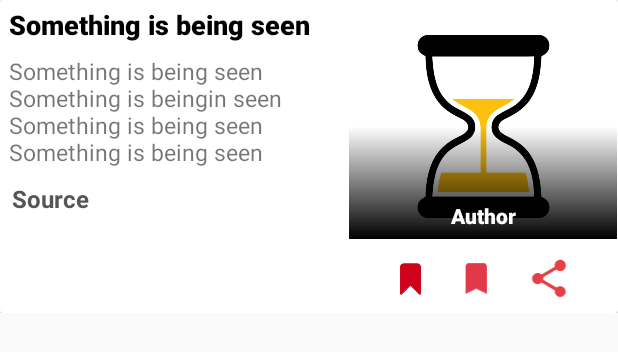
After one commit to Kushal-Gera/NewsHunter, an Android app: the layout news_list_2.xml on its own in the app's theme, with its tools: preview values and no code run, on a phone screen of 412 x 824 dp. The commit adds this screen. Shown: the top 352 px of the screen. Run offline under Robolectric (Android 15) with nearby library versions, the phone set to English and light mode, and no system bars; network calls fail.

Commit message:
small adapter added

```diff
--- a/app/src/main/java/kushal/application/newshunter/MainActivity.java
+++ b/app/src/main/java/kushal/application/newshunter/MainActivity.java
@@ -102,6 +102,7 @@ public class MainActivity extends AppCompatActivity {
 
     boolean target = false;
     boolean IN_SEQUENCE = false;
+    boolean small = false;
 
 
     @Override
@@ -345,6 +346,7 @@ public class MainActivity extends AppCompatActivity {
         WorkManager.getInstance(this).enqueue(PWrequest);
 
 
+        small = pref.getBoolean("small", false);
     }
 
     public void setUpToolBar() {
@@ -377,7 +379,7 @@ public class MainActivity extends AppCompatActivity {
                 Gson gson = builder.create();
                 final User users = gson.fromJson(response, User.class);
 
-                recyclerView.setAdapter(new My_adapter(MainActivity.this, users));
+                recyclerView.setAdapter(new My_adapter(MainActivity.this, users, small));
                 loading_anim.setVisibility(View.GONE);
 
                 if (atHome)
--- a/app/src/main/java/kushal/application/newshunter/My_adapter.java
+++ b/app/src/main/java/kushal/application/newshunter/My_adapter.java
@@ -36,11 +36,13 @@ public class My_adapter extends RecyclerView.Adapter<My_viewHolder> {
     private Activity myAct;
     private User data;
     private Boolean flag = false;
+    private Boolean small;
 
-    My_adapter(Context context, User data) {
+    My_adapter(Context context, User data, Boolean small) {
         myContext = context;
         myAct = (Activity) context;
         this.data = data;
+        this.small = small;
         if (data.getTotalResults() <= 1) flag = true;
 
     }
@@ -49,7 +51,12 @@ public class My_adapter extends RecyclerView.Adapter<My_viewHolder> {
     @Override
     public My_viewHolder onCreateViewHolder(@NonNull ViewGroup parent, int i) {
         LayoutInflater inflater = LayoutInflater.from(myContext);
-        View view = inflater.inflate((R.layout.news_list), parent, false);
+        View view;
+        if (!small)
+            view = inflater.inflate((R.layout.news_list), parent, false);
+        else
+            view = inflater.inflate((R.layout.news_list_2), parent, false);
+
         return new My_viewHolder(view);
     }
 
--- a/app/src/main/res/layout/news_list.xml
+++ b/app/src/main/res/layout/news_list.xml
@@ -10,7 +10,7 @@
     <androidx.cardview.widget.CardView
         android:layout_width="match_parent"
         android:layout_height="wrap_content"
-        app:cardCornerRadius="20dp">
+        app:cardCornerRadius="15dp">
 
         <LinearLayout
             android:id="@+id/main_ll"
--- /dev/null
+++ b/app/src/main/res/layout/news_list_2.xml
@@ -0,0 +1,209 @@
+<?xml version="1.0" encoding="utf-8"?>
+<FrameLayout xmlns:android="http://schemas.android.com/apk/res/android"
+    xmlns:app="http://schemas.android.com/apk/res-auto"
+    xmlns:tools="http://schemas.android.com/tools"
+    android:layout_width="match_parent"
+    android:layout_height="wrap_content"
+    android:layout_marginBottom="5dp">
+
+    <androidx.cardview.widget.CardView
+        android:layout_width="match_parent"
+        android:layout_height="wrap_content">
+
+        <LinearLayout
+            android:layout_width="match_parent"
+            android:layout_height="wrap_content"
+            android:orientation="horizontal"
+            tools:ignore="DisableBaselineAlignment">
+
+            <LinearLayout
+                android:id="@+id/main_ll"
+                android:layout_width="0dp"
+                android:layout_height="wrap_content"
+                android:layout_weight="3"
+                android:orientation="vertical">
+
+                <TextView
+                    android:id="@+id/title"
+                    android:layout_width="match_parent"
+                    android:layout_height="wrap_content"
+                    android:layout_marginStart="2dp"
+                    android:fontFamily="sans-serif-medium"
+                    android:maxLines="4"
+                    android:padding="4dp"
+                    android:textColor="@color/colorBlack"
+                    android:textSize="18sp"
+                    android:textStyle="bold"
+                    android:transitionName="titleTransition"
+                    tools:text="Something is being seen" />
+
+                <TextView
+                    android:id="@+id/description"
+                    android:layout_width="match_parent"
+                    android:layout_height="wrap_content"
+                    android:layout_marginStart="2dp"
+                    android:maxLines="5"
+                    android:padding="4dp"
+                    android:textSize="15sp"
+                    tools:text="Something is being seen Something is beingin seen Something is being seen Something is being seen" />
+
+                <TextView
+                    android:id="@+id/source"
+                    android:layout_width="match_parent"
+                    android:layout_height="wrap_content"
+                    android:layout_marginStart="8dp"
+                    android:layout_marginTop="5dp"
+                    android:layout_marginBottom="10dp"
+                    android:textColor="#555"
+                    android:textSize="16sp"
+                    android:textStyle="bold"
+                    tools:text="Source" />
+
+            </LinearLayout>
+
+            <RelativeLayout
+                android:layout_width="0dp"
+                android:layout_height="wrap_content"
+                android:layout_gravity="top"
+                android:layout_marginTop="5dp"
+                android:layout_weight="2.3">
+
+                <LinearLayout
+                    android:id="@+id/box"
+                    android:layout_width="wrap_content"
+                    android:layout_height="wrap_content"
+                    android:orientation="vertical">
+
+                    <FrameLayout
+                        android:id="@+id/frame"
+                        android:layout_width="match_parent"
+                        android:layout_height="wrap_content"
+                        android:layout_marginTop="4dp"
+                        android:layout_marginBottom="4dp"
+                        android:adjustViewBounds="true">
+
+                        <ImageView
+                            android:id="@+id/image_news"
+                            android:layout_width="match_parent"
+                            android:layout_height="150dp"
+                            android:contentDescription="@string/image_description"
+                            android:scaleType="centerInside"
+                            android:src="@drawable/placeholder"
+                            android:transitionName="image" />
+
+                        <ImageView
+                            android:layout_width="match_parent"
+                            android:layout_height="150dp"
+                            android:contentDescription="@string/image_description"
+                            android:scaleType="centerInside"
+                            android:src="@drawable/bg_gradient" />
+
+                    </FrameLayout>
+
+                    <LinearLayout
+                        android:layout_width="match_parent"
+                        android:layout_height="wrap_content"
+                        android:layout_gravity="center"
+                        android:gravity="center"
+                        android:orientation="horizontal">
+
+                        <com.airbnb.lottie.LottieAnimationView
+                            android:id="@+id/animation_view"
+                            android:layout_width="55dp"
+                            android:layout_height="45dp"
+                            android:paddingEnd="8dp"
+                            app:lottie_autoPlay="true"
+                            app:lottie_loop="true"
+                            app:lottie_rawRes="@raw/bookmark"
+                            tools:ignore="RtlSymmetry" />
+
+                        <ImageView
+                            android:id="@+id/UnSaveStar"
+                            android:layout_width="25dp"
+                            android:layout_height="35dp"
+                            android:layout_marginEnd="15dp"
+                            android:contentDescription="@string/image_description"
+                            android:src="@drawable/bookmark_plain" />
+
+                        <ImageView
+                            android:id="@+id/share"
+                            android:layout_width="40dp"
+                            android:layout_height="30dp"
+                            android:layout_marginEnd="8dp"
+                            android:contentDescription="@string/image_description"
+                            android:src="@drawable/share" />
+
+                    </LinearLayout>
+
+                </LinearLayout>
+
+                <TextView
+                    android:id="@+id/author"
+                    android:layout_width="130dp"
+                    android:layout_height="wrap_content"
+                    android:layout_alignBottom="@+id/box"
+                    android:layout_alignParentStart="true"
+                    android:layout_alignParentEnd="true"
+                    android:layout_marginStart="20dp"
+                    android:layout_marginEnd="20dp"
+                    android:layout_marginBottom="55dp"
+                    android:fontFamily="sans-serif-medium"
+                    android:gravity="center"
+                    android:maxLines="1"
+                    android:text="Author"
+                    android:textColor="@color/white"
+                    android:textSize="14sp"
+                    android:textStyle="bold"
+                    tools:ignore="HardcodedText" />
+
+                <LinearLayout
+                    android:id="@+id/dateView"
+                    android:layout_width="wrap_content"
+                    android:layout_height="wrap_content"
+                    android:layout_alignEnd="@+id/box"
+                    android:layout_alignBottom="@+id/box"
+                    android:layout_marginEnd="6dp"
+                    android:layout_marginBottom="6dp"
+                    android:background="@drawable/bg_date"
+                    android:orientation="horizontal"
+                    android:paddingStart="2dp"
+                    android:paddingTop="1dp"
+                    android:paddingEnd="2dp"
+                    android:paddingBottom="1dp"
+                    android:visibility="invisible">
+
+                    <ImageView
+                        android:layout_width="wrap_content"
+                        android:layout_height="wrap_content"
+                        android:layout_marginStart="2dp"
+                        android:layout_marginEnd="6dp"
+                        android:contentDescription="@string/description"
+                        android:src="@drawable/ic_today_black_24dp" />
+
+                    <TextView
+                        android:id="@+id/date"
+                        android:layout_width="wrap_content"
+                        android:layout_height="match_parent"
+                        android:layout_gravity="end"
+                        android:layout_marginEnd="4dp"
+                        android:gravity="center"
+                        android:paddingTop="2dp"
+                        android:paddingEnd="2dp"
+                        android:paddingBottom="2dp"
+                        android:textAllCaps="true"
+                        android:textColor="#222"
+                        android:textSize="16sp"
+                        android:textStyle="bold"
+                        android:visibility="gone"
+                        tools:ignore="HardcodedText,RtlSymmetry"
+                        tools:text="01 Jan 2019" />
+
+                </LinearLayout>
+
+            </RelativeLayout>
+
+        </LinearLayout>
+
+    </androidx.cardview.widget.CardView>
+
+</FrameLayout>
```
